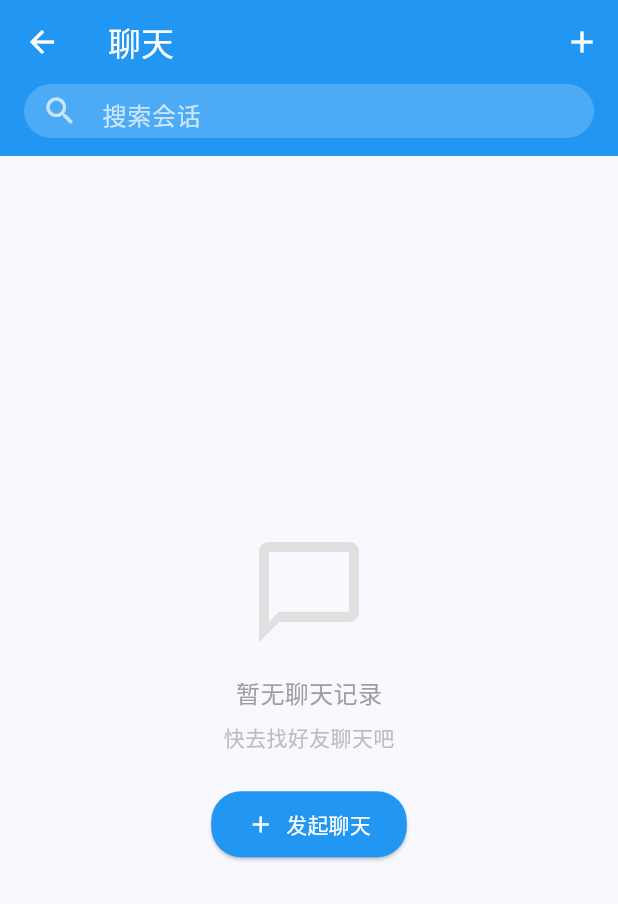
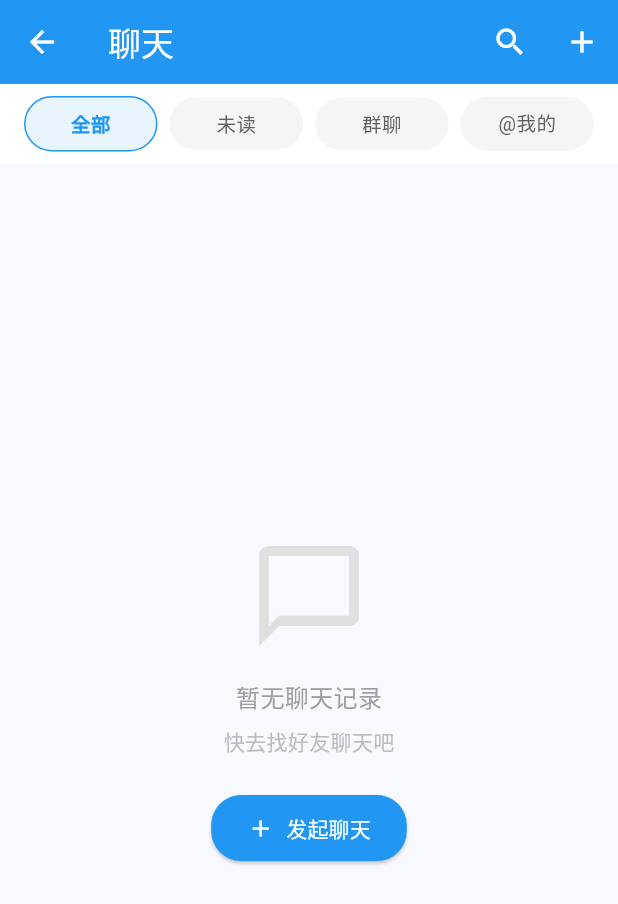
Before and after one commit to JamesBondMine/hongyan3.0, a Flutter app: the ChatListPage screen opened directly, on a phone screen of 412 x 824 dp. Shown: the top 904 px of the screen. Run offline on Flutter 3.47's test engine with Material 3 defaults, Android fonts, the phone set to English and light mode, and no system bars; our stand-ins replace dio, flutter_easyloading, flutter_image_compress, get, image_gallery_saver, permission_handler and 1 more; missing offline and left inert: encrypt; accounts and stored records are empty; Roboto replaces fonts that are missing (PingFang).

Commit message:
聊天页面调整

```diff
--- a/bell_bird_talk/lib/pages/chat/chat_list_page.dart
+++ b/bell_bird_talk/lib/pages/chat/chat_list_page.dart
@@ -62,6 +62,8 @@ class _ChatListPageState extends State<ChatListPage> {
   bool _isLoading = false;
   int _currentPage = 1;
   bool _hasMore = true;
+  bool _isSearchMode = false;
+  int _filterType = 0; // 0=全部, 1=未读, 2=群聊, 3=@我的
 
   @override
   void initState() {
@@ -186,38 +188,45 @@ class _ChatListPageState extends State<ChatListPage> {
   /// 过滤会话
   void _filterConversations() {
     final keyword = _searchController.text.trim().toLowerCase();
-    if (keyword.isEmpty) {
-      _filteredConversations = List.from(_conversations);
-    } else {
-      _filteredConversations = _conversations
+
+    // 先按类型筛选
+    List<ConversationModel> filtered;
+    switch (_filterType) {
+      case 1: // 未读
+        filtered = _conversations.where((conv) => conv.unreadCount > 0).toList();
+        break;
+      case 2: // 群聊
+        filtered = _conversations.where((conv) => conv.convType == 2).toList();
+        break;
+      case 3: // @我的
+        // TODO: 需要后端支持 at_me 字段
+        filtered = _conversations.where((conv) => false).toList();
+        break;
+      default: // 全部
+        filtered = List.from(_conversations);
+    }
+
+    // 再按关键词过滤
+    if (keyword.isNotEmpty) {
+      filtered = filtered
           .where((conv) =>
               conv.displayName.toLowerCase().contains(keyword) ||
               (conv.lastMessage?.toLowerCase().contains(keyword) ?? false))
           .toList();
     }
+
+    _filteredConversations = filtered;
     setState(() {});
   }
 
   @override
   Widget build(BuildContext context) {
     return Scaffold(
-      appBar: AppBar(
-        title: const Text('聊天'),
-        backgroundColor: Colors.blue,
-        foregroundColor: Colors.white,
-        elevation: 0,
-        actions: [
-          IconButton(
-            icon: const Icon(Icons.add),
-            onPressed: _showNewChatOptions,
-          ),
-        ],
-      ),
+      appBar: _isSearchMode ? _buildSearchAppBar() : _buildNormalAppBar(),
       body: Column(
         children: [
-          // 搜索栏
-          _buildSearchBar(),
-
+          // 筛选栏
+          _buildFilterBar(),
           // 会话列表
           Expanded(
             child: _buildConversationList(),
@@ -227,30 +236,163 @@ class _ChatListPageState extends State<ChatListPage> {
     );
   }
 
-  /// 构建搜索栏
-  Widget _buildSearchBar() {
+  /// 构建筛选栏
+  Widget _buildFilterBar() {
     return Container(
-      color: Colors.blue,
-      padding: const EdgeInsets.fromLTRB(16, 0, 16, 12),
+      color: Colors.white,
+      padding: const EdgeInsets.symmetric(horizontal: 12, vertical: 8),
+      child: Row(
+        children: [
+          _buildFilterButton(0, '全部', _getAllUnreadCount()),
+          _buildFilterButton(1, '未读', _getUnreadConversationCount()),
+          _buildFilterButton(2, '群聊', _getGroupUnreadCount()),
+          _buildFilterButton(3, '@我的', _getAtMeCount()),
+        ],
+      ),
+    );
+  }
+
+  /// 构建筛选按钮
+  Widget _buildFilterButton(int type, String label, int count) {
+    final isSelected = _filterType == type;
+    return Expanded(
+      child: GestureDetector(
+        onTap: () {
+          setState(() {
+            _filterType = type;
+          });
+          _filterConversations();
+        },
         child: Container(
-        height: 36,
+          margin: const EdgeInsets.symmetric(horizontal: 4),
+          padding: const EdgeInsets.symmetric(vertical: 8),
           decoration: BoxDecoration(
-          color: Colors.white.withOpacity(0.2),
-          borderRadius: BorderRadius.circular(18),
+            color: isSelected ? Colors.blue.withOpacity(0.1) : Colors.grey[100],
+            borderRadius: BorderRadius.circular(20),
+            border: isSelected
+                ? Border.all(color: Colors.blue, width: 1)
+                : null,
           ),
-        child: TextField(
+          child: Row(
+            mainAxisAlignment: MainAxisAlignment.center,
+            children: [
+              Text(
+                label,
+                style: TextStyle(
+                  fontSize: 13,
+                  fontWeight: isSelected ? FontWeight.w600 : FontWeight.normal,
+                  color: isSelected ? Colors.blue : Colors.grey[700],
+                ),
+              ),
+              if (count > 0) ...[
+                const SizedBox(width: 4),
+                Container(
+                  padding: const EdgeInsets.symmetric(horizontal: 6, vertical: 2),
+                  decoration: BoxDecoration(
+                    color: isSelected ? Colors.blue : Colors.red,
+                    borderRadius: BorderRadius.circular(10),
+                  ),
+                  child: Text(
+                    count > 99 ? '99+' : count.toString(),
+                    style: const TextStyle(
+                      color: Colors.white,
+                      fontSize: 10,
+                      fontWeight: FontWeight.bold,
+                    ),
+                  ),
+                ),
+              ],
+            ],
+          ),
+        ),
+      ),
+    );
+  }
+
+  /// 获取所有未读消息数
+  int _getAllUnreadCount() {
+    return _conversations.fold(0, (sum, conv) => sum + conv.unreadCount);
+  }
+
+  /// 获取未读会话数
+  int _getUnreadConversationCount() {
+    return _conversations.where((conv) => conv.unreadCount > 0).length;
+  }
+
+  /// 获取群聊未读消息数
+  int _getGroupUnreadCount() {
+    return _conversations
+        .where((conv) => conv.convType == 2)
+        .fold(0, (sum, conv) => sum + conv.unreadCount);
+  }
+
+  /// 获取@我的未读数（需要后端支持，暂时返回0）
+  int _getAtMeCount() {
+    // TODO: 需要后端返回 at_me_count 字段
+    return 0;
+  }
+
+  /// 构建普通 AppBar
+  PreferredSizeWidget _buildNormalAppBar() {
+    return AppBar(
+      title: const Text('聊天'),
+      backgroundColor: Colors.blue,
+      foregroundColor: Colors.white,
+      elevation: 0,
+      actions: [
+        IconButton(
+          icon: const Icon(Icons.search),
+          onPressed: () {
+            setState(() {
+              _isSearchMode = true;
+            });
+          },
+        ),
+        IconButton(
+          icon: const Icon(Icons.add),
+          onPressed: _showNewChatOptions,
+        ),
+      ],
+    );
+  }
+
+  /// 构建搜索 AppBar
+  PreferredSizeWidget _buildSearchAppBar() {
+    return AppBar(
+      backgroundColor: Colors.blue,
+      foregroundColor: Colors.white,
+      elevation: 0,
+      leading: IconButton(
+        icon: const Icon(Icons.arrow_back),
+        onPressed: () {
+          setState(() {
+            _isSearchMode = false;
+            _searchController.clear();
+            _filterConversations();
+          });
+        },
+      ),
+      title: TextField(
         controller: _searchController,
+        autofocus: true,
         style: const TextStyle(color: Colors.white),
         decoration: InputDecoration(
           hintText: '搜索会话',
           hintStyle: TextStyle(color: Colors.white.withOpacity(0.7)),
-            prefixIcon: Icon(Icons.search, color: Colors.white.withOpacity(0.7)),
           border: InputBorder.none,
-            contentPadding: const EdgeInsets.symmetric(horizontal: 16, vertical: 8),
         ),
         onChanged: (value) => _filterConversations(),
       ),
+      actions: [
+        if (_searchController.text.isNotEmpty)
+          IconButton(
+            icon: const Icon(Icons.close),
+            onPressed: () {
+              _searchController.clear();
+              _filterConversations();
+            },
           ),
+      ],
     );
   }
 
@@ -262,13 +404,12 @@ class _ChatListPageState extends State<ChatListPage> {
       );
     }
 
-    if (_filteredConversations.isEmpty) {
-      return _buildEmptyView();
-    }
-
+    // 使用 RefreshIndicator 包裹整个内容，支持空状态下拉刷新
     return RefreshIndicator(
       onRefresh: _refreshConversations,
-      child: ListView.builder(
+      child: _filteredConversations.isEmpty
+          ? _buildEmptyViewScrollable()
+          : ListView.builder(
               controller: _scrollController,
               itemCount: _filteredConversations.length + (_hasMore ? 1 : 0),
               itemBuilder: (context, index) {
@@ -278,6 +419,19 @@ class _ChatListPageState extends State<ChatListPage> {
                 return _buildConversationItem(_filteredConversations[index]);
               },
             ),
+    );
+  }
+
+  /// 构建可滚动的空视图（支持下拉刷新）
+  Widget _buildEmptyViewScrollable() {
+    return CustomScrollView(
+      physics: const AlwaysScrollableScrollPhysics(),
+      slivers: [
+        SliverFillRemaining(
+          hasScrollBody: false,
+          child: _buildEmptyView(),
+        ),
+      ],
     );
   }
 
```
Also changed, not shown: 1 other file. Lines whose indentation alone changed are shown as unchanged.
